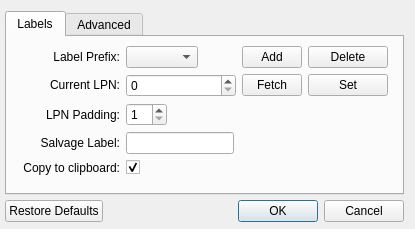
LMBernardo/LabelManager, file settingswindow.ui: the form before one commit.
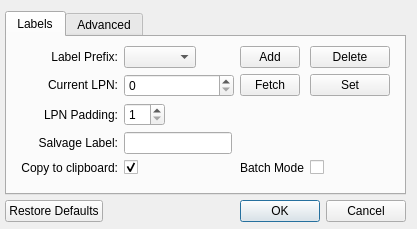
The form after the commit. The open tabs and pages were chosen to show the change.

Commit message: Added batch mode

```diff
--- a/settingswindow.ui
+++ b/settingswindow.ui
@@ -310,6 +310,20 @@
            </property>
           </widget>
          </item>
+         <item row="4" column="3">
+          <widget class="QCheckBox" name="lpnBatchModeCheckbox">
+           <property name="text">
+            <string/>
+           </property>
+          </widget>
+         </item>
+         <item row="4" column="2">
+          <widget class="QLabel" name="lpnBatchModeLabel">
+           <property name="text">
+            <string>Batch Mode</string>
+           </property>
+          </widget>
+         </item>
         </layout>
        </item>
        <item row="1" column="0">
```
Left out of the diff: 2 changed lines with no effect on the pictures. The commit also changes 3 other files.
